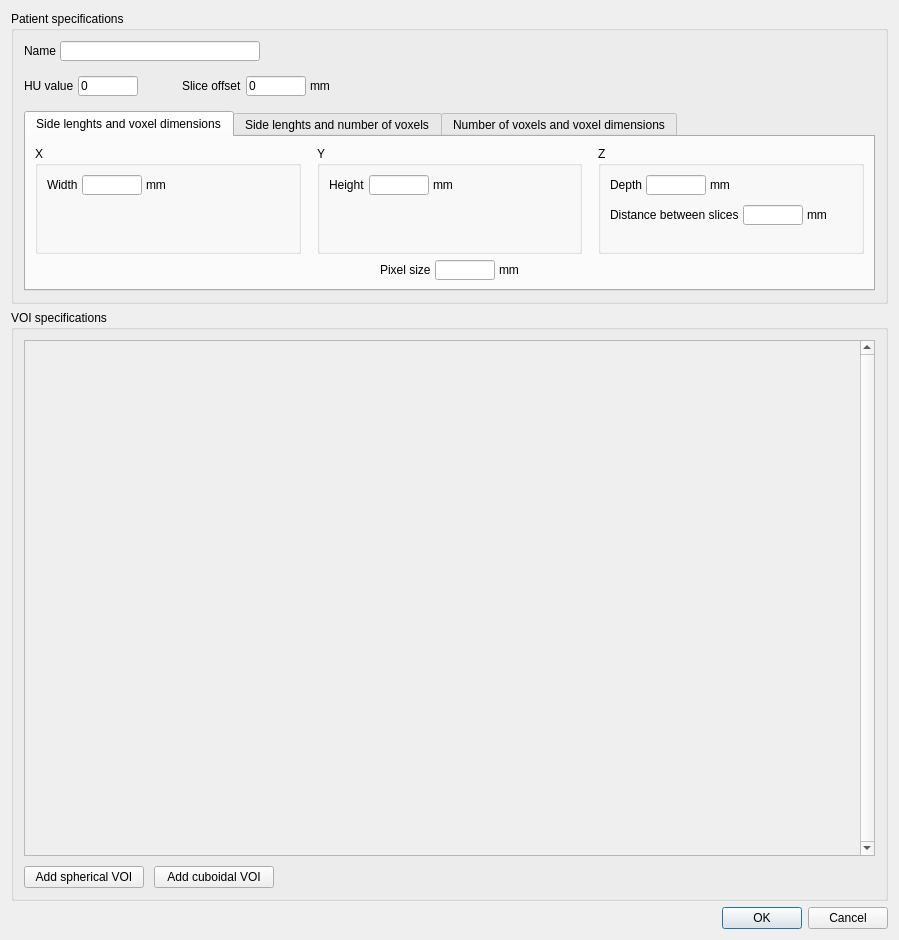
Before: the Qt Designer form pytripgui/view/empty_patient.ui in pytrip/pytripgui, drawn with Qt 5.
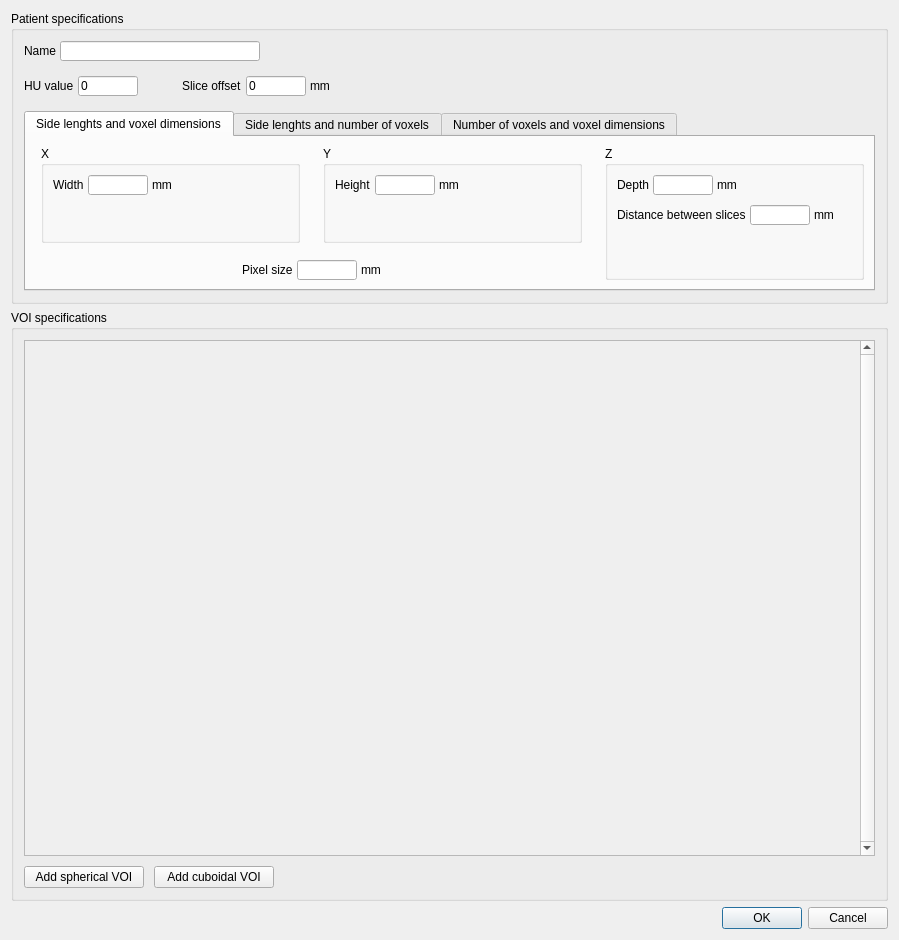
After: the same form once the commit is applied.

Commit message: Various requested UI changes

The edit to the form file:
```diff
--- a/pytripgui/view/empty_patient.ui
+++ b/pytripgui/view/empty_patient.ui
@@ -277,18 +277,34 @@
          </attribute>
          <layout class="QVBoxLayout" name="verticalLayout_8">
           <item>
-           <layout class="QHBoxLayout" name="horizontalLayout_2">
+           <layout class="QHBoxLayout" name="horizontalLayout_2" stretch="0,0,0">
+            <property name="spacing">
+             <number>7</number>
+            </property>
+            <item>
+             <layout class="QVBoxLayout" name="verticalLayout_17">
+              <property name="spacing">
+               <number>0</number>
+              </property>
+              <item>
+               <layout class="QHBoxLayout" name="horizontalLayout_3">
+                <property name="spacing">
+                 <number>7</number>
+                </property>
+                <property name="rightMargin">
+                 <number>0</number>
+                </property>
             <item>
              <widget class="QGroupBox" name="groupBox_3">
               <property name="sizePolicy">
-               <sizepolicy hsizetype="MinimumExpanding" vsizetype="Preferred">
+                   <sizepolicy hsizetype="Fixed" vsizetype="Preferred">
                 <horstretch>0</horstretch>
                 <verstretch>0</verstretch>
                </sizepolicy>
               </property>
               <property name="minimumSize">
                <size>
-                <width>0</width>
+                    <width>259</width>
                 <height>0</height>
                </size>
               </property>
@@ -408,11 +424,17 @@
             <item>
              <widget class="QGroupBox" name="groupBox_2">
               <property name="sizePolicy">
-               <sizepolicy hsizetype="MinimumExpanding" vsizetype="Preferred">
+                   <sizepolicy hsizetype="Fixed" vsizetype="Preferred">
                 <horstretch>0</horstretch>
                 <verstretch>0</verstretch>
                </sizepolicy>
               </property>
+                  <property name="minimumSize">
+                   <size>
+                    <width>259</width>
+                    <height>0</height>
+                   </size>
+                  </property>
               <property name="title">
                <string>Y</string>
               </property>
@@ -507,6 +529,125 @@
               </layout>
              </widget>
             </item>
+               </layout>
+              </item>
+              <item>
+               <spacer name="verticalSpacer_11">
+                <property name="orientation">
+                 <enum>Qt::Vertical</enum>
+                </property>
+                <property name="sizeType">
+                 <enum>QSizePolicy::Expanding</enum>
+                </property>
+                <property name="sizeHint" stdset="0">
+                 <size>
+                  <width>20</width>
+                  <height>20</height>
+                 </size>
+                </property>
+               </spacer>
+              </item>
+              <item>
+               <layout class="QHBoxLayout" name="horizontalLayout_14">
+                <property name="spacing">
+                 <number>4</number>
+                </property>
+                <property name="sizeConstraint">
+                 <enum>QLayout::SetDefaultConstraint</enum>
+                </property>
+                <item>
+                 <spacer name="horizontalSpacer_30">
+                  <property name="orientation">
+                   <enum>Qt::Horizontal</enum>
+                  </property>
+                  <property name="sizeHint" stdset="0">
+                   <size>
+                    <width>0</width>
+                    <height>20</height>
+                   </size>
+                  </property>
+                 </spacer>
+                </item>
+                <item>
+                 <widget class="QLabel" name="label_36">
+                  <property name="sizePolicy">
+                   <sizepolicy hsizetype="Preferred" vsizetype="Fixed">
+                    <horstretch>0</horstretch>
+                    <verstretch>0</verstretch>
+                   </sizepolicy>
+                  </property>
+                  <property name="maximumSize">
+                   <size>
+                    <width>16777215</width>
+                    <height>20</height>
+                   </size>
+                  </property>
+                  <property name="text">
+                   <string>Pixel size</string>
+                  </property>
+                 </widget>
+                </item>
+                <item>
+                 <widget class="QLineEdit" name="pixelSize_lineEdit_1">
+                  <property name="sizePolicy">
+                   <sizepolicy hsizetype="Fixed" vsizetype="Fixed">
+                    <horstretch>0</horstretch>
+                    <verstretch>0</verstretch>
+                   </sizepolicy>
+                  </property>
+                  <property name="maximumSize">
+                   <size>
+                    <width>60</width>
+                    <height>20</height>
+                   </size>
+                  </property>
+                  <property name="toolTip">
+                   <string/>
+                  </property>
+                  <property name="text">
+                   <string/>
+                  </property>
+                  <property name="placeholderText">
+                   <string notr="true"/>
+                  </property>
+                 </widget>
+                </item>
+                <item>
+                 <widget class="QLabel" name="label_37">
+                  <property name="sizePolicy">
+                   <sizepolicy hsizetype="Preferred" vsizetype="Fixed">
+                    <horstretch>0</horstretch>
+                    <verstretch>0</verstretch>
+                   </sizepolicy>
+                  </property>
+                  <property name="maximumSize">
+                   <size>
+                    <width>16777215</width>
+                    <height>20</height>
+                   </size>
+                  </property>
+                  <property name="text">
+                   <string>mm</string>
+                  </property>
+                 </widget>
+                </item>
+                <item>
+                 <spacer name="horizontalSpacer_25">
+                  <property name="orientation">
+                   <enum>Qt::Horizontal</enum>
+                  </property>
+                  <property name="sizeHint" stdset="0">
+                   <size>
+                    <width>0</width>
+                    <height>20</height>
+                   </size>
+                  </property>
+                 </spacer>
+                </item>
+               </layout>
+              </item>
+             </layout>
+            </item>
             <item>
              <spacer name="horizontalSpacer_12">
               <property name="orientation">
@@ -526,11 +667,17 @@
             <item>
              <widget class="QGroupBox" name="groupBox">
               <property name="sizePolicy">
-               <sizepolicy hsizetype="MinimumExpanding" vsizetype="Preferred">
+               <sizepolicy hsizetype="Fixed" vsizetype="Preferred">
                 <horstretch>0</horstretch>
                 <verstretch>0</verstretch>
                </sizepolicy>
               </property>
+              <property name="minimumSize">
+               <size>
+                <width>259</width>
+                <height>0</height>
+               </size>
+              </property>
               <property name="title">
                <string>Z</string>
               </property>
@@ -701,105 +848,6 @@
             </item>
            </layout>
           </item>
-          <item>
-           <layout class="QHBoxLayout" name="horizontalLayout_14">
-            <property name="spacing">
-             <number>4</number>
-            </property>
-            <property name="sizeConstraint">
-             <enum>QLayout::SetDefaultConstraint</enum>
-            </property>
-            <item>
-             <spacer name="horizontalSpacer_30">
-              <property name="orientation">
-               <enum>Qt::Horizontal</enum>
-              </property>
-              <property name="sizeHint" stdset="0">
-               <size>
-                <width>0</width>
-                <height>20</height>
-               </size>
-              </property>
-             </spacer>
-            </item>
-            <item>
-             <widget class="QLabel" name="label_36">
-              <property name="sizePolicy">
-               <sizepolicy hsizetype="Preferred" vsizetype="Fixed">
-                <horstretch>0</horstretch>
-                <verstretch>0</verstretch>
-               </sizepolicy>
-              </property>
-              <property name="maximumSize">
-               <size>
-                <width>16777215</width>
-                <height>20</height>
-               </size>
-              </property>
-              <property name="text">
-               <string>Pixel size</string>
-              </property>
-             </widget>
-            </item>
-            <item>
-             <widget class="QLineEdit" name="pixelSize_lineEdit_1">
-              <property name="sizePolicy">
-               <sizepolicy hsizetype="Fixed" vsizetype="Fixed">
-                <horstretch>0</horstretch>
-                <verstretch>0</verstretch>
-               </sizepolicy>
-              </property>
-              <property name="maximumSize">
-               <size>
-                <width>60</width>
-                <height>20</height>
-               </size>
-              </property>
-              <property name="toolTip">
-               <string/>
-              </property>
-              <property name="text">
-               <string/>
-              </property>
-              <property name="placeholderText">
-               <string notr="true"/>
-              </property>
-             </widget>
-            </item>
-            <item>
-             <widget class="QLabel" name="label_37">
-              <property name="sizePolicy">
-               <sizepolicy hsizetype="Preferred" vsizetype="Fixed">
-                <horstretch>0</horstretch>
-                <verstretch>0</verstretch>
-               </sizepolicy>
-              </property>
-              <property name="maximumSize">
-               <size>
-                <width>16777215</width>
-                <height>20</height>
-               </size>
-              </property>
-              <property name="text">
-               <string>mm</string>
-              </property>
-             </widget>
-            </item>
-            <item>
-             <spacer name="horizontalSpacer_25">
-              <property name="orientation">
-               <enum>Qt::Horizontal</enum>
-              </property>
-              <property name="sizeHint" stdset="0">
-               <size>
-                <width>0</width>
-                <height>20</height>
-               </size>
-              </property>
-             </spacer>
-            </item>
-           </layout>
-          </item>
          </layout>
         </widget>
         <widget class="QWidget" name="tab_2">
```
Left out of the diff: 317 changed lines with no effect on the pictures. Lines whose indentation alone changed are shown as unchanged. The commit also changes 1 other file.
